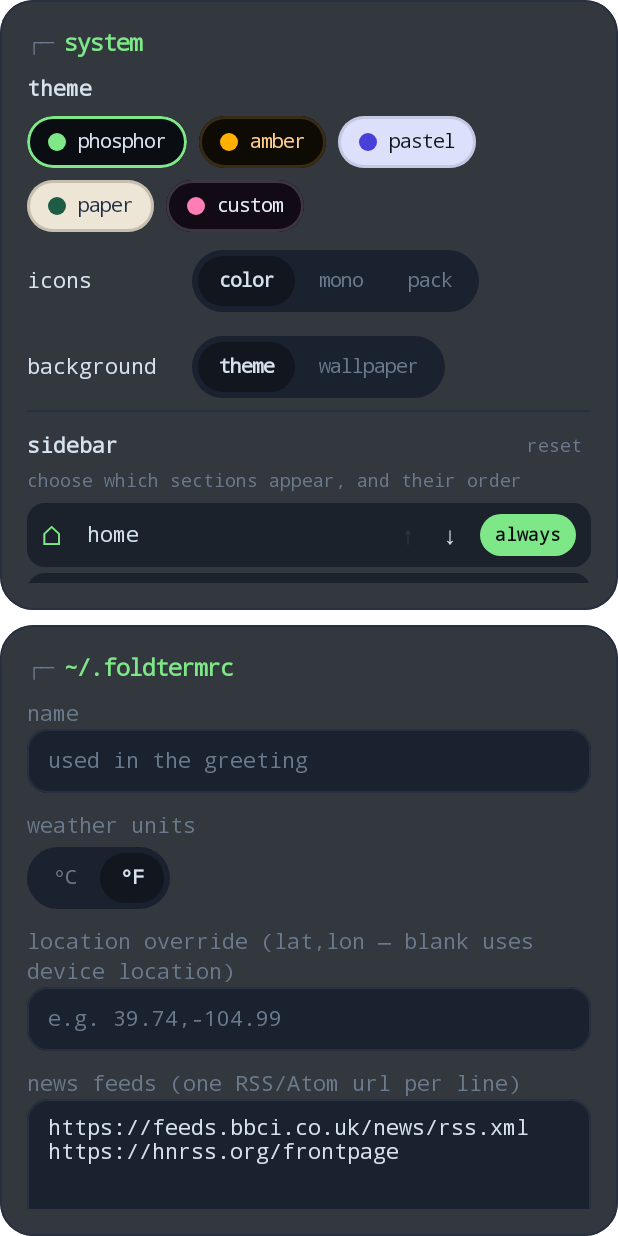
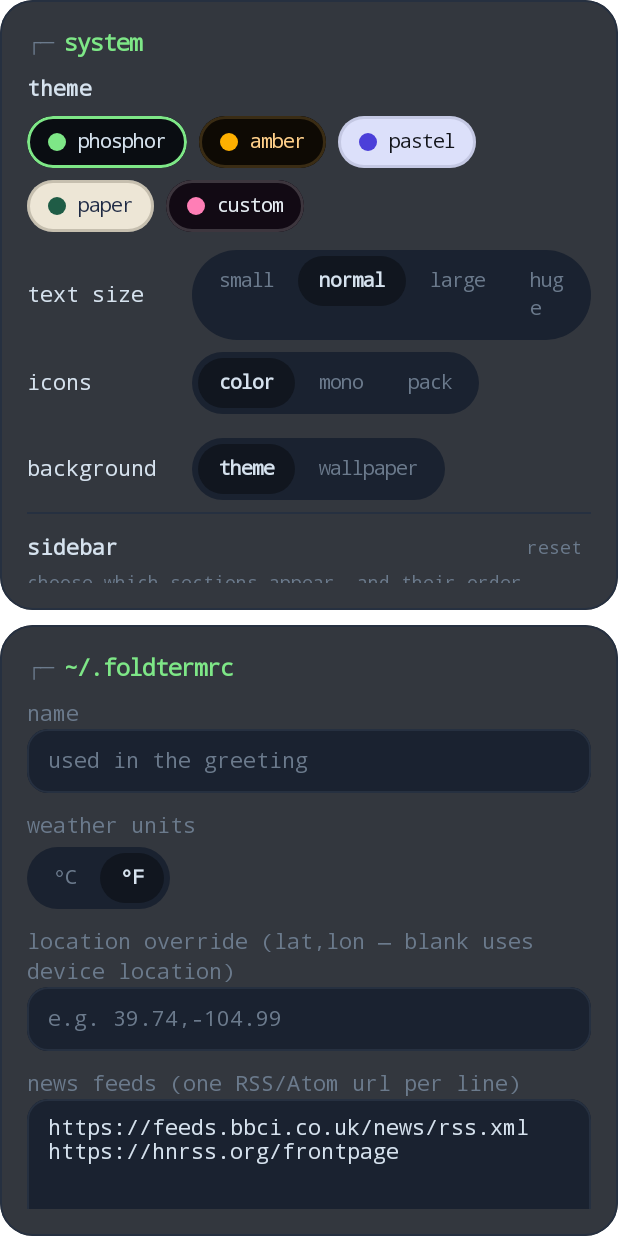
Before and after one commit to TheSwagInDisguise/foldterm, an Android app built with Jetpack Compose: the composable SettingsScreen shown on its own in the app's theme, on a phone screen of 412 x 824 dp. Run offline under Robolectric (Android 15) with nearby library versions, the phone set to English and light mode, and no system bars; pictures from the network do not load.

Commit message:
0.30.0: text size, command chaining, snooze
- Settings -> text size: small / normal / large / huge, on top of the
  system font size (great for the cover screen)
- Chain commands with "; ": `dnd on; vol 20; split slack | chrome`, and
  aliases can hold a whole routine: `alias work=dnd on; split slack | chrome`
- Snooze notifications for 15m / 1h / 3h from Alerts (1h from Mail/Chat);
  Android brings them back afterwards

```diff
--- a/app/src/main/java/dev/foldterm/launcher/data/NotifListener.kt
+++ b/app/src/main/java/dev/foldterm/launcher/data/NotifListener.kt
@@ -54,6 +54,9 @@ class NotifListener : NotificationListenerService() {
 
     companion object {
         @Volatile var instance: NotifListener? = null
+        /** Hides a notification and brings it back after [ms]. */
+        fun snooze(key: String, ms: Long): Boolean = runCatching { instance?.snoozeNotification(key, ms); instance != null }.getOrDefault(false)
+
         fun dismiss(key: String) {
             runCatching { instance?.cancelNotification(key) }
         }
--- a/app/src/main/java/dev/foldterm/launcher/data/Prefs.kt
+++ b/app/src/main/java/dev/foldterm/launcher/data/Prefs.kt
@@ -345,6 +345,10 @@ class Prefs(context: Context) {
         sp.edit().putString("newsSaved", a.toString()).apply()
     }
 
+    /** Text size multiplier on top of the system font scale. */
+    val textScale = MutableStateFlow(sp.getFloat("textScale", 1f))
+    fun setTextScale(v: Float) { textScale.value = v; sp.edit().putFloat("textScale", v).apply() }
+
     /** World clocks: IANA zone ids. */
     val clocks = MutableStateFlow(sp.getString("clocks", "")!!.split('|').filter { it.isNotBlank() })
     fun setClocks(v: List<String>) { clocks.value = v; sp.edit().putString("clocks", v.joinToString("|")).apply() }
--- a/app/src/main/java/dev/foldterm/launcher/ui/screens/Others.kt
+++ b/app/src/main/java/dev/foldterm/launcher/ui/screens/Others.kt
@@ -170,6 +170,7 @@ fun MessagesScreen(vm: LauncherViewModel, kind: NotifKind) {
                 Row(horizontalArrangement = Arrangement.spacedBy(8.dp)) {
                     TButton("open", primary = true) { vm.openNotif(sel) }
                     if (!sel.removed) TButton("dismiss") { vm.dismissNotif(sel) }
+                    if (!sel.removed) TButton("snooze 1h") { vm.snoozeNotif(sel, 60) }
                 }
                 Spacer(Modifier.height(16.dp))
                 T(sel.title.ifBlank { sel.app }, size = 22.sp, weight = FontWeight.Bold, maxLines = 3)
@@ -646,6 +647,7 @@ fun SettingsScreen(vm: LauncherViewModel) {
     val iconTint by vm.prefs.iconTint.collectAsStateWithLifecycle()
     val customSpec by vm.prefs.customTheme.collectAsStateWithLifecycle()
     val engine by vm.prefs.searchEngine.collectAsStateWithLifecycle()
+    val textScale by vm.prefs.textScale.collectAsStateWithLifecycle()
     val morning by vm.prefs.morningBrief.collectAsStateWithLifecycle()
     val iconPack by vm.prefs.iconPack.collectAsStateWithLifecycle()
     var customTint by remember(iconTint) { mutableStateOf(if (iconTint.startsWith("#")) iconTint else "") }
@@ -730,6 +732,14 @@ fun SettingsScreen(vm: LauncherViewModel) {
                         Field(specDraft, { specDraft = it }, Themes.DEFAULT_CUSTOM, Modifier.fillMaxWidth(), onDone = { vm.prefs.setCustomTheme(specDraft.trim()) })
                     }
                     Spacer(Modifier.height(12.dp))
+                    Row(verticalAlignment = Alignment.CenterVertically) {
+                        T("text size", modifier = Modifier.width(110.dp))
+                        val scales = listOf(0.9f, 1f, 1.15f, 1.3f)
+                        Tabs(listOf("small", "normal", "large", "huge"), scales.indexOfFirst { kotlin.math.abs(it - textScale) < 0.01f }.coerceAtLeast(0), {
+                            vm.prefs.setTextScale(scales[it])
+                        })
+                    }
+                    Spacer(Modifier.height(8.dp))
                     Row(verticalAlignment = Alignment.CenterVertically) {
                         T("icons", modifier = Modifier.width(110.dp))
                         Tabs(
```
Also changed, not shown: app/src/main/java/dev/foldterm/launcher/LauncherViewModel.kt (+8 -0 lines), app/src/main/java/dev/foldterm/launcher/shell/Shell.kt (+7 -1 lines), app/src/main/java/dev/foldterm/launcher/ui/Root.kt (+6 -1 lines), app/src/main/java/dev/foldterm/launcher/ui/screens/NotificationCentre.kt (+7 -0 lines), 1 other file.
